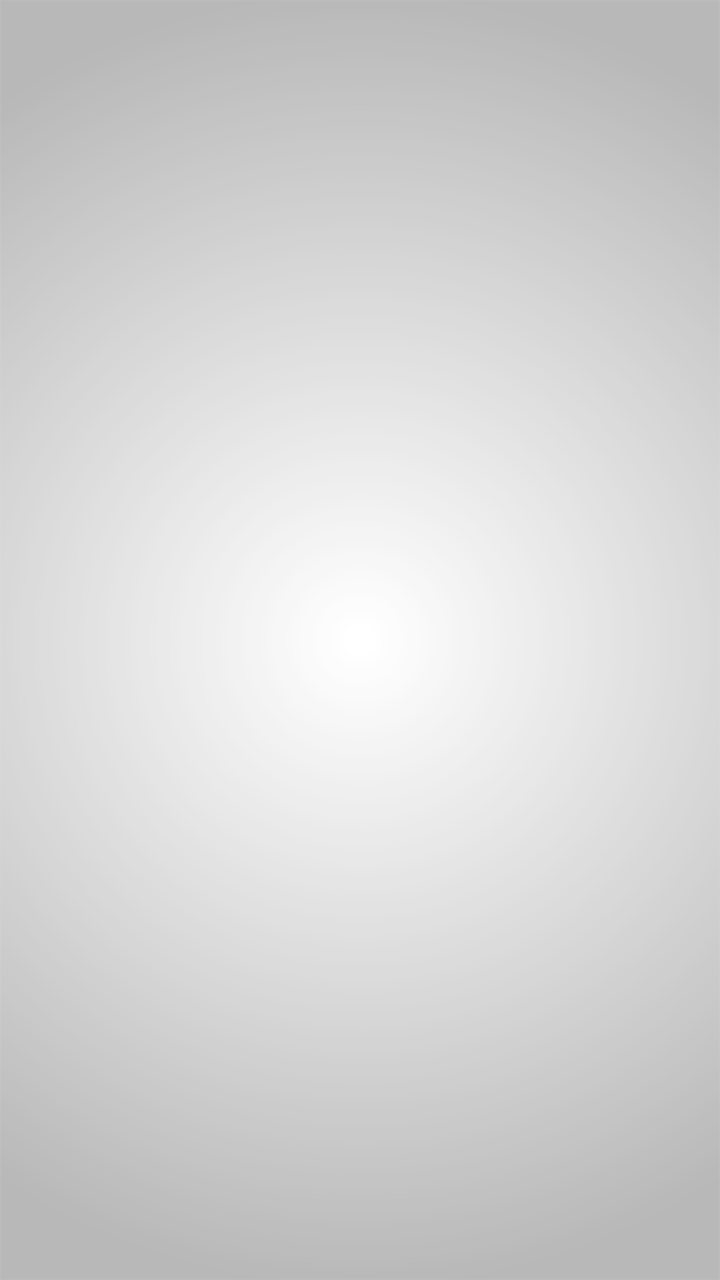
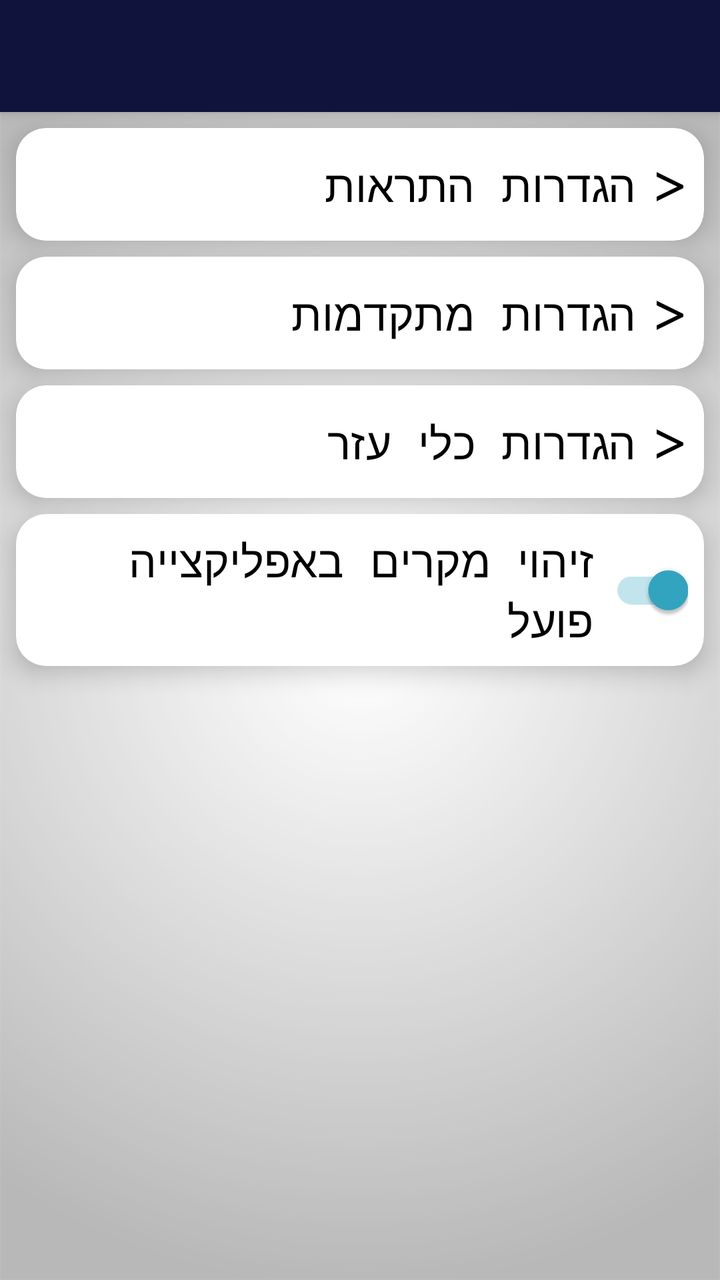

Two renders of the same Android screen: before a commit and after it. Below are the layout's source before the change and the commit's diff.
<!-- AndroidManifest.xml: application theme AppTheme -->
<!-- res/layout/activity_settings_designed.xml -->
<?xml version="1.0" encoding="utf-8"?>
<android.support.constraint.ConstraintLayout xmlns:android="http://schemas.android.com/apk/res/android"
    xmlns:app="http://schemas.android.com/apk/res-auto"
    xmlns:tools="http://schemas.android.com/tools"
    android:layout_width="match_parent"
    android:layout_height="match_parent"
    tools:context="atlow.chemi.mymada.SettingsDesigned">

</android.support.constraint.ConstraintLayout>
<!-- resources referenced by this layout -->
<resources>
  <style name="AppTheme" parent="Theme.AppCompat.Light">
          
          <item name="android:textColor">@color/Black</item>
          <item name="colorPrimary">@color/ColorPrimary</item>
          <item name="colorPrimaryDark">@color/ColorPrimaryDark</item>
          <item name="android:textColorHintInverse">@color/ColorBlue</item>
          <item name="actionBarTheme">@style/ThemeOverlay.AppCompat.Dark.ActionBar</item>
          <item name="buttonStyle">@style/FButton</item>
          <item name="android:buttonStyle">@style/FButton</item>
          <item name="colorAccent">@color/materialGrey300</item>
          
          <item name="android:actionMenuTextColor">@color/Black</item>
          <item name="android:itemBackground">@color/materialGrey300</item>
          <item name="android:textColorSecondary">@color/ColorRedDark</item>
          <item name="android:windowBackground">@drawable/ic_bgg</item>
          <item name="android:typeface">monospace</item>
  
          <item name="android:textColorHint">@color/ColorAqua</item>
          <item name="colorControlNormal">@color/ColorBlue</item>
          <item name="colorControlActivated">@color/ColorAqua</item>
          <item name="colorControlHighlight">@color/ColorAqua</item>
      </style>
  <color name="Black">#000000</color>
  <color name="ColorPrimary">#10133b</color>
  <color name="ColorPrimaryDark">#1a1d4b</color>
  <color name="ColorBlue">#98194853</color>
  <style name="FButton" parent="Theme.AppCompat.Light">
          <item name="colorControlHighlight">@color/ColorBlue</item>
          <item name="android:textColor">@color/ColorAqua</item>
          <item name="android:textSize">20sp</item>
      </style>
  <color name="materialGrey300">#ffe0e0e0</color>
  <color name="ColorRedDark">#6b0000</color>
  <!-- drawable ic_bgg: png bitmap (drawable, 33899 bytes) -->
  <color name="ColorAqua">#32a7c3</color>
</resources>

<!-- the commit's change to res/layout/activity_settings_designed.xml (unified diff, before → after) -->
@@ -1,9 +1,201 @@
 <?xml version="1.0" encoding="utf-8"?>
-<android.support.constraint.ConstraintLayout xmlns:android="http://schemas.android.com/apk/res/android"
+<android.support.design.widget.CoordinatorLayout android:layout_height="match_parent"
+    xmlns:android="http://schemas.android.com/apk/res/android"
     xmlns:app="http://schemas.android.com/apk/res-auto"
+    android:layout_width="match_parent"
     xmlns:tools="http://schemas.android.com/tools"
-    android:layout_width="match_parent"
-    android:layout_height="match_parent"
-    tools:context="atlow.chemi.mymada.SettingsDesigned">
-
-</android.support.constraint.ConstraintLayout>
+    tools:context=".SettingsDesigned">
+    <android.support.design.widget.AppBarLayout
+        android:layout_width="match_parent"
+        android:layout_height="wrap_content"
+        android:theme="@style/AppTheme.AppBarOverlay">
+        <android.support.v7.widget.Toolbar
+            android:id="@+id/toolbar"
+            android:layout_width="match_parent"
+            android:layout_height="?attr/actionBarSize"
+            android:background="@color/ColorPrimary"
+            app:layout_scrollFlags="scroll|exitUntilCollapsed"
+            app:popupTheme="@style/AppTheme.PopupOverlay" />
+    </android.support.design.widget.AppBarLayout>
+    <android.support.constraint.ConstraintLayout
+        android:layout_width="match_parent"
+        android:layout_height="match_parent"
+        app:layout_behavior="@string/appbar_scrolling_view_behavior">
+        <android.support.v7.widget.CardView
+            android:id="@+id/notif_card"
+            android:layout_width="0dp"
+            android:layout_height="wrap_content"
+            android:layout_marginStart="8dp"
+            android:layout_marginTop="8dp"
+            android:layout_marginEnd="8dp"
+            app:layout_constraintEnd_toEndOf="parent"
+            app:layout_constraintStart_toStartOf="parent"
+            app:layout_constraintTop_toTopOf="parent"
+            app:cardBackgroundColor="@color/White"
+            app:cardCornerRadius="15dp"
+            app:cardElevation="7dp">
+            <android.support.constraint.ConstraintLayout
+                android:layout_width="match_parent"
+                android:layout_height="match_parent">
+                <TextView
+                    android:id="@+id/notif_tv"
+                    android:layout_width="0dp"
+                    android:layout_height="wrap_content"
+                    android:layout_marginStart="8dp"
+                    android:layout_marginTop="8dp"
+                    android:layout_marginEnd="8dp"
+                    android:layout_marginBottom="8dp"
+                    android:text="@string/pref_header_notifications"
+                    android:textSize="22sp"
+                    app:layout_constraintBottom_toBottomOf="parent"
+                    app:layout_constraintEnd_toStartOf="@+id/notif_arrow_tv"
+                    app:layout_constraintStart_toStartOf="parent"
+                    app:layout_constraintTop_toTopOf="parent" />
+                <TextView
+                    android:id="@+id/notif_arrow_tv"
+                    android:layout_width="wrap_content"
+                    android:layout_height="wrap_content"
+                    android:layout_marginTop="8dp"
+                    android:layout_marginEnd="8dp"
+                    android:layout_marginBottom="8dp"
+                    android:text=">"
+                    android:textSize="30sp"
+                    app:layout_constraintBottom_toBottomOf="parent"
+                    app:layout_constraintEnd_toEndOf="parent"
+                    app:layout_constraintTop_toTopOf="parent" />
+            </android.support.constraint.ConstraintLayout>
+        </android.support.v7.widget.CardView>
+        <android.support.v7.widget.CardView
+            android:id="@+id/advanced_card"
+            android:layout_width="0dp"
+            android:layout_height="wrap_content"
+            android:layout_marginStart="8dp"
+            android:layout_marginTop="8dp"
+            android:layout_marginEnd="8dp"
+            app:cardBackgroundColor="@color/White"
+            app:cardCornerRadius="15dp"
+            app:cardElevation="7dp"
+            app:layout_constraintEnd_toEndOf="parent"
+            app:layout_constraintStart_toStartOf="parent"
+            app:layout_constraintTop_toBottomOf="@+id/notif_card">
+            <android.support.constraint.ConstraintLayout
+                android:layout_width="match_parent"
+                android:layout_height="match_parent">
+                <TextView
+                    android:id="@+id/advanced_tv"
+                    android:layout_width="0dp"
+                    android:layout_height="wrap_content"
+                    android:layout_marginStart="8dp"
+                    android:layout_marginTop="8dp"
+                    android:layout_marginEnd="8dp"
+                    android:layout_marginBottom="8dp"
+                    android:text="@string/pref_header_advanced"
+                    android:textSize="22sp"
+                    app:layout_constraintBottom_toBottomOf="parent"
+                    app:layout_constraintEnd_toStartOf="@+id/advanced_arrow_tv"
+                    app:layout_constraintStart_toStartOf="parent"
+                    app:layout_constraintTop_toTopOf="parent" />
+                <TextView
+                    android:id="@+id/advanced_arrow_tv"
+                    android:layout_width="wrap_content"
+                    android:layout_height="wrap_content"
+                    android:layout_marginTop="8dp"
+                    android:layout_marginEnd="8dp"
+                    android:layout_marginBottom="8dp"
+                    android:text=">"
+                    android:textSize="30sp"
+                    app:layout_constraintBottom_toBottomOf="parent"
+                    app:layout_constraintEnd_toEndOf="parent"
+                    app:layout_constraintTop_toTopOf="parent" />
+            </android.support.constraint.ConstraintLayout>
+        </android.support.v7.widget.CardView>
+        <android.support.v7.widget.CardView
+            android:id="@+id/tools_card"
+            android:layout_width="0dp"
+            android:layout_height="wrap_content"
+            android:layout_marginStart="8dp"
+            android:layout_marginTop="8dp"
+            android:layout_marginEnd="8dp"
+            app:cardBackgroundColor="@color/White"
+            app:cardCornerRadius="15dp"
+            app:cardElevation="7dp"
+            app:layout_constraintEnd_toEndOf="parent"
+            app:layout_constraintStart_toStartOf="parent"
+            app:layout_constraintTop_toBottomOf="@+id/advanced_card">
+            <android.support.constraint.ConstraintLayout
+                android:layout_width="match_parent"
+                android:layout_height="match_parent">
+                <TextView
+                    android:id="@+id/tools_tv"
+                    android:layout_width="0dp"
+                    android:layout_height="wrap_content"
+                    android:layout_marginStart="8dp"
+                    android:layout_marginTop="8dp"
+                    android:layout_marginEnd="8dp"
+                    android:layout_marginBottom="8dp"
+                    android:text="@string/pref_header_tools"
+                    android:textSize="22sp"
+                    app:layout_constraintBottom_toBottomOf="parent"
+                    app:layout_constraintEnd_toStartOf="@+id/tools_arrow_tv"
+                    app:layout_constraintStart_toStartOf="parent"
+                    app:layout_constraintTop_toTopOf="parent" />
+                <TextView
+                    android:id="@+id/tools_arrow_tv"
+                    android:layout_width="wrap_content"
+                    android:layout_height="wrap_content"
+                    android:layout_marginTop="8dp"
+                    android:layout_marginEnd="8dp"
+                    android:layout_marginBottom="8dp"
+                    android:text=">"
+                    android:textSize="30sp"
+                    app:layout_constraintBottom_toBottomOf="parent"
+                    app:layout_constraintEnd_toEndOf="parent"
+                    app:layout_constraintTop_toTopOf="parent" />
+            </android.support.constraint.ConstraintLayout>
+        </android.support.v7.widget.CardView>
+        <android.support.v7.widget.CardView
+            android:id="@+id/detect_card"
+            android:layout_width="0dp"
+            android:layout_height="wrap_content"
+            android:layout_marginStart="8dp"
+            android:layout_marginTop="8dp"
+            android:layout_marginEnd="8dp"
+            app:cardBackgroundColor="@color/White"
+            app:cardCornerRadius="15dp"
+            app:cardElevation="7dp"
+            app:layout_constraintEnd_toEndOf="parent"
+            app:layout_constraintStart_toStartOf="parent"
+            app:layout_constraintTop_toBottomOf="@+id/tools_card">
+            <android.support.constraint.ConstraintLayout
+                android:layout_width="match_parent"
+                android:layout_height="match_parent">
+                <TextView
+                    android:id="@+id/detct_tv"
+                    android:layout_width="0dp"
+                    android:layout_height="wrap_content"
+                    android:layout_marginStart="8dp"
+                    android:layout_marginTop="8dp"
+                    android:layout_marginEnd="8dp"
+                    android:layout_marginBottom="8dp"
+                    android:text="@string/pref_description_Maenable_on"
+                    android:textSize="22sp"
+                    app:layout_constraintBottom_toBottomOf="parent"
+                    app:layout_constraintEnd_toStartOf="@+id/detect_switch"
+                    app:layout_constraintStart_toStartOf="parent"
+                    app:layout_constraintTop_toTopOf="parent" />
+                <android.support.v7.widget.SwitchCompat
+                    android:id="@+id/detect_switch"
+                    android:layout_width="wrap_content"
+                    android:layout_height="wrap_content"
+                    android:layout_marginTop="8dp"
+                    android:layout_marginEnd="8dp"
+                    android:layout_marginBottom="8dp"
+                    android:clickable="false"
+                    android:checked="true"
+                    app:layout_constraintBottom_toBottomOf="parent"
+                    app:layout_constraintEnd_toEndOf="parent"
+                    app:layout_constraintTop_toTopOf="parent" />
+            </android.support.constraint.ConstraintLayout>
+        </android.support.v7.widget.CardView>
+    </android.support.constraint.ConstraintLayout>
+</android.support.design.widget.CoordinatorLayout>
<!-- resource entries referenced after the edit -->
@@ -24,6 +24,13 @@
       </style>
   <color name="Black">#000000</color>
   <color name="ColorPrimary">#10133b</color>
+  <color name="White">#FFFFFF</color>
+  <string name="pref_description_Maenable_on">זיהוי מקרים באפליקצייה פועל</string>
+  <string name="pref_header_advanced">הגדרות מתקדמות</string>
+  <string name="pref_header_notifications">הגדרות התראות</string>
+  <string name="pref_header_tools">הגדרות כלי עזר</string>
+  <style name="AppTheme.AppBarOverlay" parent="ThemeOverlay.AppCompat.Dark.ActionBar" />
+  <style name="AppTheme.PopupOverlay" parent="ThemeOverlay.AppCompat.Light" />
   <color name="ColorPrimaryDark">#1a1d4b</color>
   <color name="ColorBlue">#98194853</color>
   <style name="FButton" parent="Theme.AppCompat.Light">
